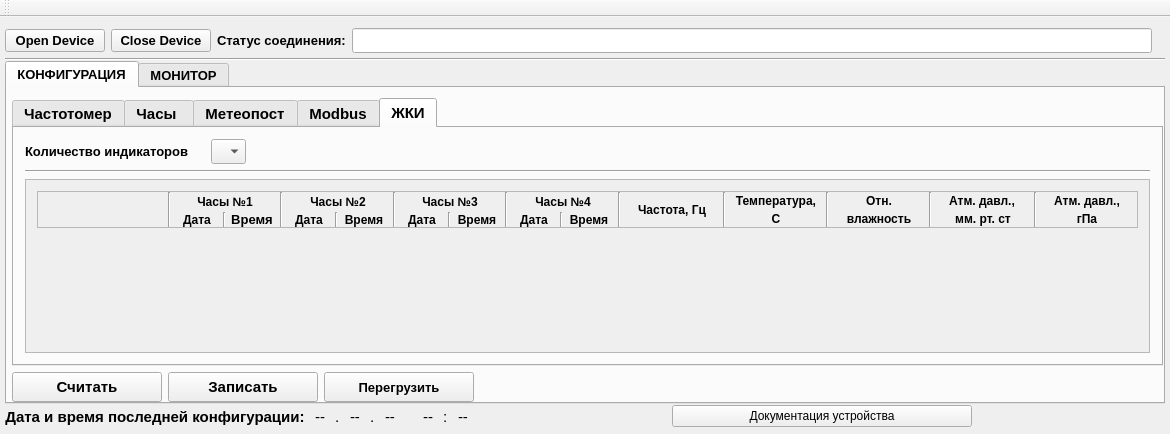
First picture: the form in informPConfigurator/mainwindow.ui, repository Goodjamp/informPConfigurator, before the edit.
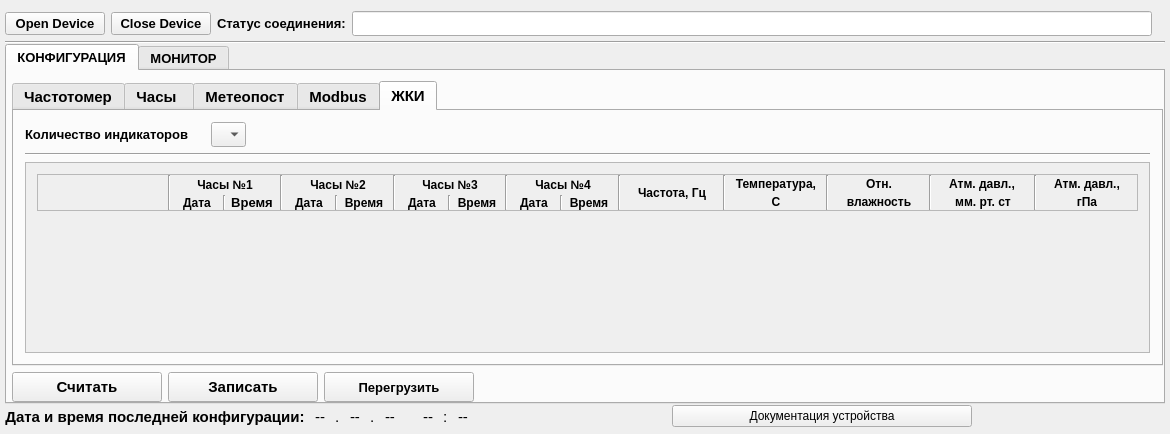
Second picture: the form after the edit. The open tabs and pages were chosen to show the change.

```diff
--- a/informPConfigurator/mainwindow.ui
+++ b/informPConfigurator/mainwindow.ui
@@ -1815,7 +1815,7 @@
                  <x>0</x>
                  <y>0</y>
                  <width>1125</width>
-                 <height>158</height>
+                 <height>172</height>
                 </rect>
                </property>
                <layout class="QVBoxLayout" name="verticalLayout_21">
@@ -4291,14 +4291,6 @@
     </rect>
    </property>
   </widget>
-  <widget class="QToolBar" name="mainToolBar">
-   <attribute name="toolBarArea">
-    <enum>TopToolBarArea</enum>
-   </attribute>
-   <attribute name="toolBarBreak">
-    <bool>false</bool>
-   </attribute>
-  </widget>
  </widget>
  <layoutdefault spacing="6" margin="11"/>
  <resources/>
```
Left out of the diff: 2 changed lines with no effect on the pictures.
